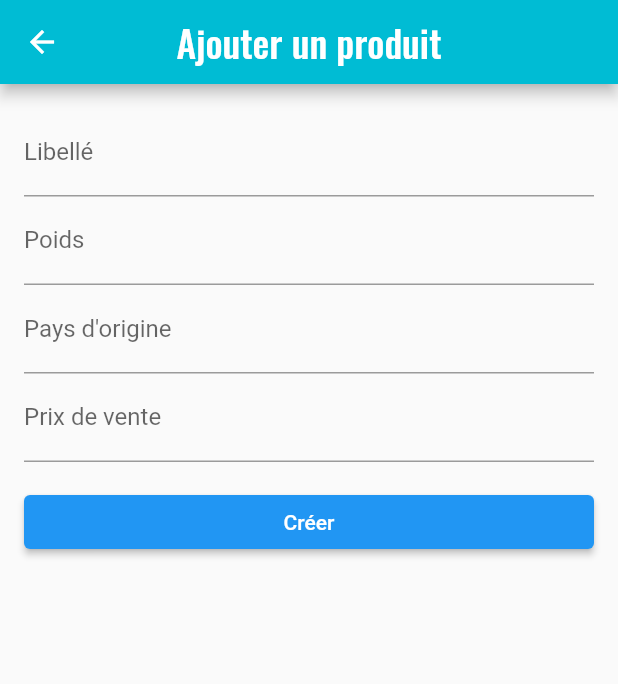
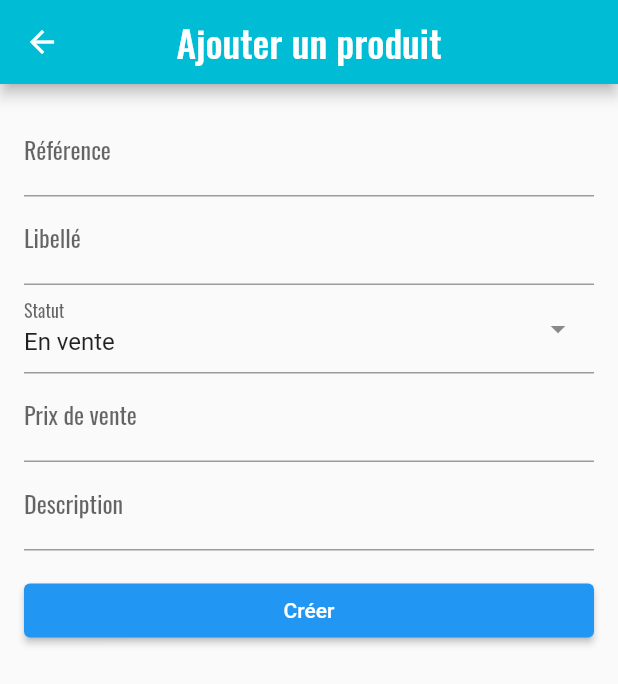
Before and after one commit to M0onstruck/dolibarrMobile, a Flutter app: the NewProduct screen opened directly, after a tap on "Créer", on a phone screen of 412 x 824 dp. Shown: the top 684 px of the screen. Run offline on Flutter 3.47's test engine with Material 2 defaults, Android fonts, the phone set to English and light mode, and no system bars; drawn by our look-alikes of dropdown_search; our stand-ins replace dropdown_button2, google_fonts; missing offline and left inert: dart:ffi; network calls fail.

Commit message:
Gestion des produits

```diff
--- a/lib/classes/product.dart
+++ b/lib/classes/product.dart
@@ -25,3 +25,62 @@ Future fetchProducts(BuildContext context) async {
     );
   }
 }
+
+Future<Product> createProduct(String ref, String label, String description,
+    String price, String status) async {
+  if (status == 'En vente') {
+    status = '1';
+  } else {
+    status = '0';
+  }
+  final response = await http.post(
+    Uri.parse(
+        'https://dolimobile.with3.dolicloud.com/api/index.php/products?DOLAPIKEY=eOhDMoO7pU4m5y4DT9aLq9k67w69DxTT&output_format=JSON'),
+    headers: <String, String>{
+      'Content-Type': 'application/json; charset=UTF-8',
+    },
+    body: jsonEncode(<String, String>{
+      'ref': ref,
+      'label': label,
+      'description': description,
+      'price': price,
+      'status': status,
+    }),
+  );
+
+  if (response.statusCode == 200) {
+    // If the server did return a 201 CREATED response,
+    // then parse the JSON.
+    print(response.body);
+    return jsonDecode(response.body);
+  } else {
+    // If the server did not return a 201 CREATED response,
+    // then throw an exception.
+    print(response.body);
+    throw Exception('Failed to create Product.');
+  }
+}
+
+class Product {
+  final String ref;
+  final String label;
+  final String description;
+  final String price;
+  final String status;
+
+  const Product(
+      {required this.ref,
+      required this.label,
+      required this.description,
+      required this.price,
+      required this.status});
+
+  factory Product.fromJson(Map<String, dynamic> json) {
+    return Product(
+        ref: json['ref'],
+        label: json['label'],
+        description: json['description'],
+        price: json['price'],
+        status: json['status']);
+  }
+}
--- a/lib/components/my_text_field.dart
+++ b/lib/components/my_text_field.dart
@@ -29,7 +29,7 @@ class MyTextField extends StatelessWidget {
           focusedBorder: OutlineInputBorder(
             borderSide: BorderSide(color: Colors.black),
           ),
-          fillColor: Colors.grey[300],
+          fillColor: Colors.white,
           filled: true,
           hintText: hintText,
         ),
--- a/lib/screens/products/new_product.dart
+++ b/lib/screens/products/new_product.dart
@@ -1,7 +1,10 @@
+import 'package:dolibarrmobile/classes/product.dart';
 import 'package:flutter/material.dart';
 import 'package:flutter/src/widgets/framework.dart';
 import 'package:flutter/src/widgets/placeholder.dart';
 import 'package:google_fonts/google_fonts.dart';
+import 'package:dropdown_button2/dropdown_button2.dart';
+import 'package:dropdown_search/dropdown_search.dart';
 
 class NewProduct extends StatefulWidget {
   const NewProduct({super.key});
@@ -13,7 +16,11 @@ class NewProduct extends StatefulWidget {
 class _NewProductState extends State<NewProduct> {
   @override
   Widget build(BuildContext context) {
-    final _formKey = GlobalKey<FormState>();
+    final _controllerRef = TextEditingController();
+    final _controllerLabel = TextEditingController();
+    final _controllerPrice = TextEditingController();
+    final _controlleDesc = TextEditingController();
+    final _controllerStatut = TextEditingController();
     return Scaffold(
       appBar: AppBar(
         title: Text(
@@ -26,29 +33,59 @@ class _NewProductState extends State<NewProduct> {
       body: Padding(
         padding: const EdgeInsets.all(16.0),
         child: Form(
-          key: _formKey,
           child: SingleChildScrollView(
             child: Column(
               crossAxisAlignment: CrossAxisAlignment.stretch,
               children: <Widget>[
                 TextFormField(
-                  decoration: InputDecoration(labelText: 'Libellé'),
+                  decoration: InputDecoration(
+                      labelText: 'Référence', labelStyle: GoogleFonts.oswald()),
+                  controller: _controllerRef,
                 ),
                 TextFormField(
-                  decoration: InputDecoration(labelText: 'Poids'),
-                  keyboardType: TextInputType.number,
+                  decoration: InputDecoration(
+                      labelText: 'Libellé', labelStyle: GoogleFonts.oswald()),
+                  controller: _controllerLabel,
+                ),
+                DropdownSearch<String>(
+                  popupProps: PopupProps.menu(
+                    showSelectedItems: true,
+                  ),
+                  items: ["En vente", "Hors vente"],
+                  dropdownDecoratorProps: DropDownDecoratorProps(
+                    dropdownSearchDecoration: InputDecoration(
+                        labelText: "Statut", labelStyle: GoogleFonts.oswald()),
+                  ),
+                  onChanged: (value) {
+                    print(value.toString());
+                    _controllerStatut.text = value.toString();
+                  },
+                  selectedItem: "En vente",
                 ),
                 TextFormField(
-                  decoration: InputDecoration(labelText: 'Pays d\'origine'),
+                  decoration: InputDecoration(
+                      labelText: 'Prix de vente',
+                      labelStyle: GoogleFonts.oswald()),
+                  keyboardType: TextInputType.number,
+                  controller: _controllerPrice,
                 ),
                 TextFormField(
-                  decoration: InputDecoration(labelText: 'Prix de vente'),
-                  keyboardType: TextInputType.number,
+                  decoration: InputDecoration(
+                      labelText: 'Description',
+                      labelStyle: GoogleFonts.oswald()),
+                  controller: _controlleDesc,
                 ),
                 SizedBox(height: 16.0),
                 ElevatedButton(
                   child: Text('Créer'),
-                  onPressed: () {},
+                  onPressed: () {
+                    createProduct(
+                        _controllerRef.text,
+                        _controllerLabel.text,
+                        _controlleDesc.text,
+                        _controllerPrice.text,
+                        _controllerStatut.text);
+                  },
                 ),
               ],
             ),
--- a/lib/screens/users/login_page.dart
+++ b/lib/screens/users/login_page.dart
@@ -51,7 +51,7 @@ class _LoginPageState extends State<LoginPage> {
   @override
   Widget build(BuildContext context) {
     return Scaffold(
-      backgroundColor: Colors.white,
+      backgroundColor: Colors.cyan,
       body: SingleChildScrollView(
         child: Column(children: [
           //Logo
--- a/pubspec.yaml
+++ b/pubspec.yaml
@@ -36,6 +36,8 @@ dependencies:
   # Use with the CupertinoIcons class for iOS style icons.
   cupertino_icons: ^1.0.2
   google_fonts: ^4.0.3
+  dropdown_button2: ^1.9.2
+  dropdown_search: ^5.0.5
 
 dev_dependencies:
   flutter_test:
```
Also changed, not shown: lib/screens/products/products_page.dart (+13 -13 lines), pubspec.lock.
